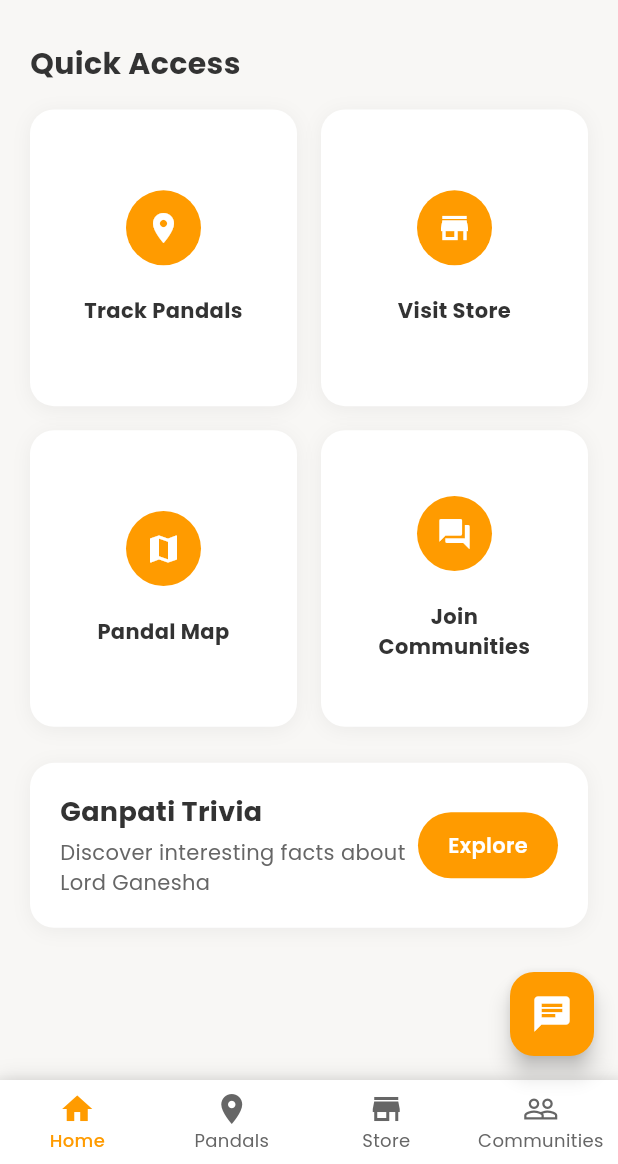
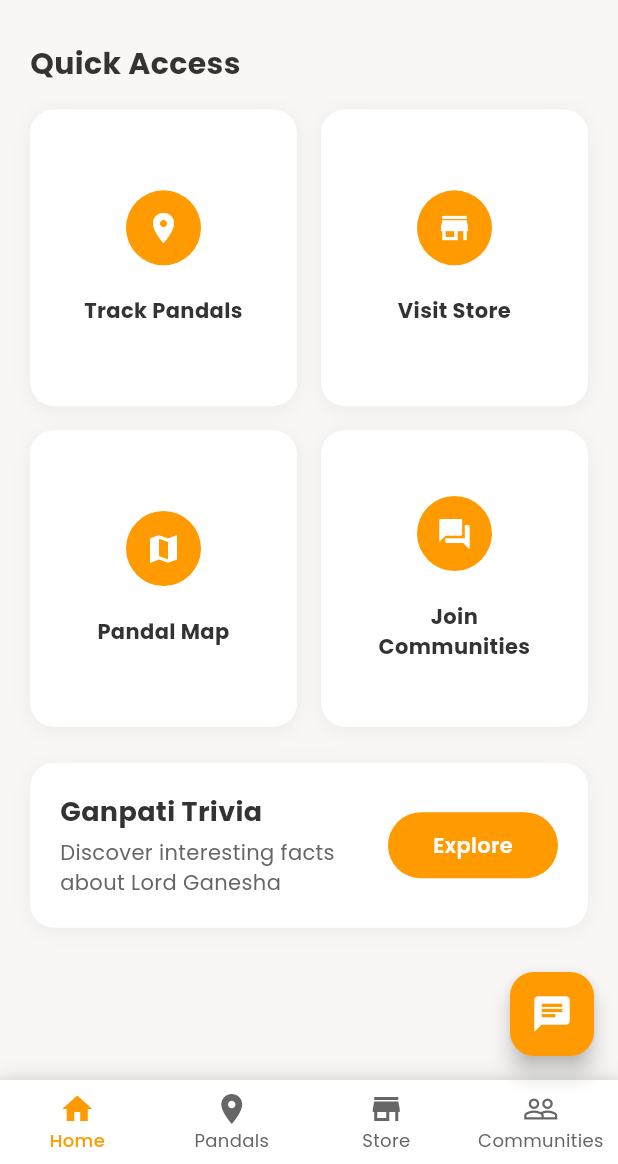
Before and after one commit to sparth292/sih-hackathon-protoype, a Flutter app: the HomeScreen screen opened directly, on a phone screen of 412 x 824 dp, the part 72-1236 px from its top. Run offline on Flutter 3.47's test engine with Material 3 defaults, Android fonts, the phone set to English and light mode, and no system bars; our stand-ins replace cached_network_image, geolocator, google_fonts, google_generative_ai, google_maps_flutter, permission_handler and 2 more; accounts and stored records are empty.

Commit message:
home screen UI changes

```diff
--- a/lib/screens/home/home_screen.dart
+++ b/lib/screens/home/home_screen.dart
@@ -256,7 +256,7 @@
               ),
             ),
             Container(
-              padding: const EdgeInsets.symmetric(horizontal: 20, vertical: 12),
+              padding: const EdgeInsets.symmetric(horizontal: 30, vertical: 12),
               decoration: BoxDecoration(
                 color: const Color(0xFFFF9B00),
                 borderRadius: BorderRadius.circular(25),
```
Also changed, not shown: lib/screens/pandal_map/pandal_map_screen.dart (+0 -14 lines).
